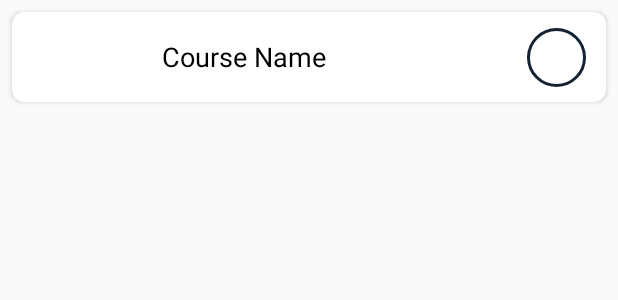
After one commit to oren0402/GroupLocation, an Android app: the layout friend_item.xml on its own in the app's theme, with its tools: preview values and no code run, on a phone screen of 412 x 824 dp. The commit adds this screen. Shown: the top 300 px of the screen. Run offline under Robolectric (Android 15) with nearby library versions, the phone set to English and light mode, and no system bars.

Commit message:
made friends system look for friends but no adding and inviting yet

```diff
--- a/app/src/main/java/com/example/grouplocation/utilities/Constants.java
+++ b/app/src/main/java/com/example/grouplocation/utilities/Constants.java
@@ -17,6 +17,8 @@ public class Constants {
 
     public static final String KEY_GROUP_NAME = "groupName";
 
+    public static final String KEY_FRIENDS = "friends";
+
     public static final String KEY_COLOR = "color";
     public static final String KEY_LATITUDE = "latitude";
 
--- /dev/null
+++ b/app/src/main/res/drawable/baseline_person_add_alt_24.xml
@@ -0,0 +1,5 @@
+<vector xmlns:android="http://schemas.android.com/apk/res/android" android:height="24dp" android:tint="#000000" android:viewportHeight="24" android:viewportWidth="24" android:width="24dp">
+
+    <path android:fillColor="@android:color/white" android:pathData="M13,8c0,-2.21 -1.79,-4 -4,-4S5,5.79 5,8s1.79,4 4,4S13,10.21 13,8zM11,8c0,1.1 -0.9,2 -2,2S7,9.1 7,8s0.9,-2 2,-2S11,6.9 11,8zM1,18v2h16v-2c0,-2.66 -5.33,-4 -8,-4S1,15.34 1,18zM3,18c0.2,-0.71 3.3,-2 6,-2c2.69,0 5.78,1.28 6,2H3zM20,15v-3h3v-2h-3V7h-2v3h-3v2h3v3H20z"/>
+
+</vector>
--- /dev/null
+++ b/app/src/main/res/layout/friend_item.xml
@@ -0,0 +1,47 @@
+<?xml version="1.0" encoding="utf-8"?>
+<androidx.cardview.widget.CardView
+    xmlns:android="http://schemas.android.com/apk/res/android"
+    xmlns:app="http://schemas.android.com/apk/res-auto"
+    android:layout_width="match_parent"
+    android:layout_height="wrap_content"
+    android:layout_margin="8dp"
+    android:elevation="8dp"
+    app:cardCornerRadius="8dp">
+
+    <androidx.constraintlayout.widget.ConstraintLayout
+        android:layout_width="match_parent"
+        android:layout_height="wrap_content">
+
+        <!-- text view for our course name -->
+        <TextView
+            android:id="@+id/PersonName"
+            android:layout_width="230dp"
+            android:layout_height="60dp"
+            android:gravity="center_vertical"
+            android:text="Course Name"
+            android:textColor="@color/black"
+            android:textSize="18sp"
+            app:layout_constraintStart_toEndOf="@id/PersonImage"
+            app:layout_constraintTop_toTopOf="parent" />
+
+        <!-- text view for our course description -->
+        <ImageView
+            android:id="@+id/PersonImage"
+            android:layout_width="100dp"
+            android:layout_height="60dp"
+            app:layout_constraintStart_toStartOf="parent"
+            app:layout_constraintTop_toTopOf="parent" />
+
+        <androidx.appcompat.widget.AppCompatImageView
+            android:id="@+id/addFriend"
+            android:layout_width="@dimen/_30sdp"
+            android:layout_height="@dimen/_30sdp"
+            android:background="@drawable/background_icon"
+            android:padding="@dimen/_6sdp"
+            android:tint="@color/primary_dark"
+            app:layout_constraintBottom_toBottomOf="parent"
+            app:layout_constraintEnd_toEndOf="parent"
+            app:layout_constraintStart_toEndOf="@+id/PersonName"
+            app:layout_constraintTop_toTopOf="parent" />
+    </androidx.constraintlayout.widget.ConstraintLayout>
+</androidx.cardview.widget.CardView>
```
Also changed, not shown: app/src/main/java/com/example/grouplocation/AddFriends.java (added, +223 -0 lines), app/src/main/java/com/example/grouplocation/FriendsAdapter.java (added, +90 -0 lines), app/src/main/java/com/example/grouplocation/FriendsModel.java (added, +46 -0 lines), app/src/main/java/com/example/grouplocation/MainActivity.java (+16 -0 lines), app/src/main/res/drawable/person_remove_24px.xml (added, +10 -0 lines), app/src/main/res/layout/activity_main.xml (+24 -0 lines), app/src/main/res/layout/fragment_add_friends.xml (added, +26 -0 lines), app/src/main/res/menu/search_menu.xml (added, +15 -0 lines).
